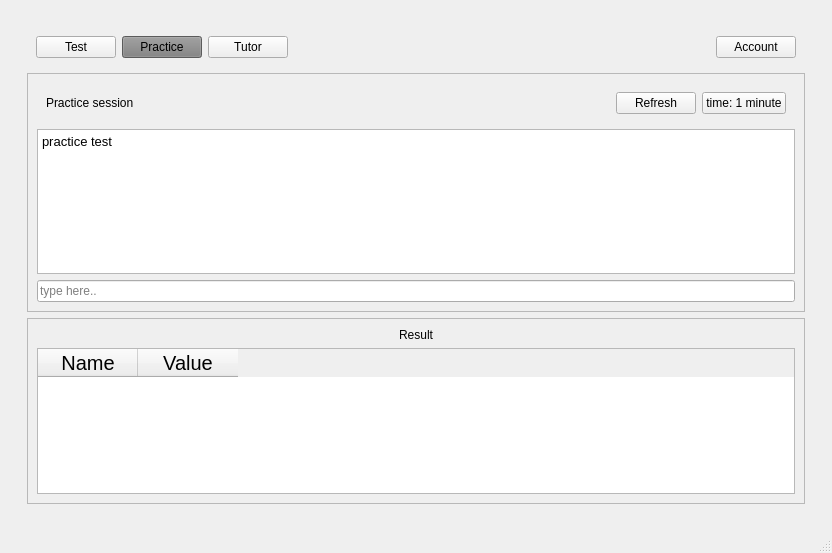
Above: practice.ui from Prakash5209/typing_tutor before the change. Below: the same form after it.
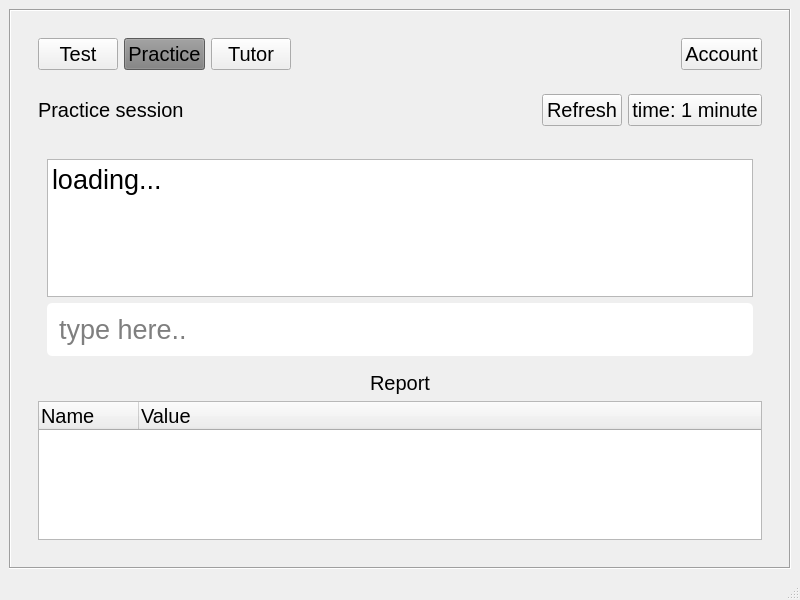
That is the form after the change.

```diff
--- a/practice.ui
+++ b/practice.ui
@@ -6,22 +6,24 @@
    <rect>
     <x>0</x>
     <y>0</y>
-    <width>832</width>
-    <height>553</height>
+    <width>800</width>
+    <height>600</height>
    </rect>
   </property>
   <property name="windowTitle">
    <string>MainWindow</string>
   </property>
   <widget class="QWidget" name="centralwidget">
-   <layout class="QGridLayout" name="gridLayout_2">
+   <layout class="QGridLayout" name="gridLayout">
     <item row="0" column="0">
      <widget class="QScrollArea" name="scrollArea">
+      <property name="font">
+       <font>
+        <pointsize>15</pointsize>
+       </font>
+      </property>
       <property name="frameShape">
-       <enum>QFrame::NoFrame</enum>
-      </property>
-      <property name="frameShadow">
-       <enum>QFrame::Plain</enum>
+       <enum>QFrame::Box</enum>
       </property>
       <property name="widgetResizable">
        <bool>true</bool>
@@ -31,11 +33,11 @@
         <rect>
          <x>0</x>
          <y>0</y>
-         <width>814</width>
-         <height>492</height>
+         <width>778</width>
+         <height>535</height>
         </rect>
        </property>
-       <layout class="QGridLayout" name="gridLayout">
+       <layout class="QGridLayout" name="gridLayout_3">
         <item row="0" column="0">
          <widget class="QFrame" name="frame_2">
           <property name="sizePolicy">
@@ -50,13 +52,158 @@
             <height>450</height>
            </size>
           </property>
+          <property name="font">
+           <font>
+            <pointsize>15</pointsize>
+           </font>
+          </property>
           <property name="frameShape">
            <enum>QFrame::NoFrame</enum>
           </property>
           <property name="frameShadow">
-           <enum>QFrame::Plain</enum>
+           <enum>QFrame::Raised</enum>
           </property>
-          <layout class="QGridLayout" name="gridLayout_4">
+          <layout class="QGridLayout" name="gridLayout_2">
+           <item row="3" column="0">
+            <widget class="QScrollArea" name="scrollArea_2">
+             <property name="font">
+              <font>
+               <pointsize>15</pointsize>
+              </font>
+             </property>
+             <property name="frameShape">
+              <enum>QFrame::NoFrame</enum>
+             </property>
+             <property name="widgetResizable">
+              <bool>true</bool>
+             </property>
+             <widget class="QWidget" name="scrollAreaWidgetContents_3">
+              <property name="geometry">
+               <rect>
+                <x>0</x>
+                <y>0</y>
+                <width>742</width>
+                <height>389</height>
+               </rect>
+              </property>
+              <layout class="QVBoxLayout" name="verticalLayout_2">
+               <item>
+                <widget class="QFrame" name="frame_4">
+                 <property name="font">
+                  <font>
+                   <pointsize>15</pointsize>
+                  </font>
+                 </property>
+                 <property name="frameShape">
+                  <enum>QFrame::NoFrame</enum>
+                 </property>
+                 <property name="frameShadow">
+                  <enum>QFrame::Plain</enum>
+                 </property>
+                 <layout class="QVBoxLayout" name="verticalLayout">
+                  <item>
+                   <widget class="QTextBrowser" name="practiceTextBrowser">
+                    <property name="font">
+                     <font>
+                      <pointsize>15</pointsize>
+                     </font>
+                    </property>
+                    <property name="styleSheet">
+                     <string notr="true"/>
+                    </property>
+                    <property name="markdown">
+                     <string>loading...
+
+</string>
+                    </property>
+                    <property name="html">
+                     <string>&lt;!DOCTYPE HTML PUBLIC &quot;-//W3C//DTD HTML 4.0//EN&quot; &quot;http://www.w3.org/TR/REC-html40/strict.dtd&quot;&gt;
+&lt;html&gt;&lt;head&gt;&lt;meta name=&quot;qrichtext&quot; content=&quot;1&quot; /&gt;&lt;style type=&quot;text/css&quot;&gt;
+p, li { white-space: pre-wrap; }
+&lt;/style&gt;&lt;/head&gt;&lt;body style=&quot; font-family:'Ubuntu'; font-size:15pt; font-weight:400; font-style:normal;&quot;&gt;
+&lt;p style=&quot; margin-top:6px; margin-bottom:6px; margin-left:0px; margin-right:0px; -qt-block-indent:0; text-indent:0px;&quot;&gt;&lt;span style=&quot; font-size:20pt;&quot;&gt;loading...&lt;/span&gt;&lt;/p&gt;&lt;/body&gt;&lt;/html&gt;</string>
+                    </property>
+                    <property name="overwriteMode">
+                     <bool>false</bool>
+                    </property>
+                   </widget>
+                  </item>
+                  <item>
+                   <widget class="QLineEdit" name="lineEdit">
+                    <property name="font">
+                     <font>
+                      <pointsize>20</pointsize>
+                     </font>
+                    </property>
+                    <property name="styleSheet">
+                     <string notr="true">padding:10px;
+border-radius:5px;</string>
+                    </property>
+                    <property name="text">
+                     <string/>
+                    </property>
+                    <property name="placeholderText">
+                     <string>type here..</string>
+                    </property>
+                   </widget>
+                  </item>
+                 </layout>
+                </widget>
+               </item>
+               <item>
+                <widget class="QLabel" name="label_4">
+                 <property name="font">
+                  <font>
+                   <pointsize>15</pointsize>
+                  </font>
+                 </property>
+                 <property name="styleSheet">
+                  <string notr="true"/>
+                 </property>
+                 <property name="text">
+                  <string>Report</string>
+                 </property>
+                 <property name="alignment">
+                  <set>Qt::AlignCenter</set>
+                 </property>
+                </widget>
+               </item>
+               <item>
+                <widget class="QTreeWidget" name="treeWidget">
+                 <property name="font">
+                  <font>
+                   <pointsize>15</pointsize>
+                  </font>
+                 </property>
+                 <property name="styleSheet">
+                  <string notr="true"/>
+                 </property>
+                 <column>
+                  <property name="text">
+                   <string>Name</string>
+                  </property>
+                  <property name="font">
+                   <font>
+                    <pointsize>15</pointsize>
+                   </font>
+                  </property>
+                 </column>
+                 <column>
+                  <property name="text">
+                   <string>Value</string>
+                  </property>
+                  <property name="font">
+                   <font>
+                    <pointsize>15</pointsize>
+                   </font>
+                  </property>
+                 </column>
+                </widget>
+               </item>
+              </layout>
+             </widget>
+            </widget>
+           </item>
            <item row="0" column="0">
             <widget class="QFrame" name="frame">
              <property name="sizePolicy">
@@ -65,6 +212,14 @@
                <verstretch>0</verstretch>
               </sizepolicy>
              </property>
+             <property name="font">
+              <font>
+               <pointsize>15</pointsize>
+              </font>
+             </property>
+             <property name="styleSheet">
+              <string notr="true"/>
+             </property>
              <property name="frameShape">
               <enum>QFrame::NoFrame</enum>
              </property>
@@ -74,6 +229,14 @@
              <layout class="QHBoxLayout" name="horizontalLayout">
               <item>
                <widget class="QPushButton" name="test_button">
+                <property name="font">
+                 <font>
+                  <pointsize>15</pointsize>
+                 </font>
+                </property>
+                <property name="styleSheet">
+                 <string notr="true"/>
+                </property>
                 <property name="text">
                  <string>Test</string>
                 </property>
@@ -84,6 +247,11 @@
               </item>
               <item>
                <widget class="QPushButton" name="pushButton_2">
+                <property name="font">
+                 <font>
+                  <pointsize>15</pointsize>
+                 </font>
+                </property>
                 <property name="styleSheet">
                  <string notr="true">background-color:#7f7f7f;</string>
                 </property>
@@ -94,6 +262,14 @@
               </item>
               <item>
                <widget class="QPushButton" name="pushButton_3">
+                <property name="font">
+                 <font>
+                  <pointsize>15</pointsize>
+                 </font>
+                </property>
+                <property name="styleSheet">
+                 <string notr="true"/>
+                </property>
                 <property name="text">
                  <string>Tutor</string>
                 </property>
@@ -101,6 +277,11 @@
               </item>
               <item>
                <spacer name="horizontalSpacer">
+                <property name="font">
+                 <font>
+                  <pointsize>15</pointsize>
+                 </font>
+                </property>
                 <property name="orientation">
                  <enum>Qt::Horizontal</enum>
                 </property>
@@ -114,6 +295,14 @@
               </item>
               <item>
                <widget class="QPushButton" name="account_btn">
+                <property name="font">
+                 <font>
+                  <pointsize>15</pointsize>
+                 </font>
+                </property>
+                <property name="styleSheet">
+                 <string notr="true"/>
+                </property>
                 <property name="text">
                  <string>Account</string>
                 </property>
@@ -123,134 +312,85 @@
             </widget>
            </item>
            <item row="1" column="0">
-            <widget class="QFrame" name="frame_4">
+            <widget class="QFrame" name="frame_5">
+             <property name="font">
+              <font>
+               <pointsize>15</pointsize>
+              </font>
+             </property>
              <property name="frameShape">
-              <enum>QFrame::StyledPanel</enum>
+              <enum>QFrame::NoFrame</enum>
              </property>
              <property name="frameShadow">
               <enum>QFrame::Raised</enum>
              </property>
-             <layout class="QVBoxLayout" name="verticalLayout">
+             <layout class="QHBoxLayout" name="horizontalLayout_2">
               <item>
-               <widget class="QFrame" name="frame_5">
-                <property name="frameShape">
-                 <enum>QFrame::NoFrame</enum>
+               <widget class="QLabel" name="label_2">
+                <property name="font">
+                 <font>
+                  <pointsize>15</pointsize>
+                 </font>
                 </property>
-                <property name="frameShadow">
-                 <enum>QFrame::Plain</enum>
+                <property name="styleSheet">
+                 <string notr="true"/>
                 </property>
-                <layout class="QHBoxLayout" name="horizontalLayout_2">
-                 <item>
-                  <widget class="QLabel" name="label_2">
-                   <property name="text">
-                    <string>Practice session</string>
-                   </property>
-                  </widget>
-                 </item>
-                 <item>
-                  <spacer name="horizontalSpacer_2">
-                   <property name="orientation">
-                    <enum>Qt::Horizontal</enum>
-                   </property>
-                   <property name="sizeHint" stdset="0">
-                    <size>
-                     <width>453</width>
-                     <height>20</height>
-                    </size>
-                   </property>
-                  </spacer>
-                 </item>
-                 <item>
-                  <widget class="QPushButton" name="practice_refresh">
-                   <property name="text">
-                    <string>Refresh</string>
-                   </property>
-                  </widget>
-                 </item>
-                 <item>
-                  <widget class="QPushButton" name="time_button">
-                   <property name="text">
-                    <string>time: 1 minute</string>
-                   </property>
-                  </widget>
-                 </item>
-                </layout>
+                <property name="text">
+                 <string>Practice session</string>
+                </property>
                </widget>
               </item>
               <item>
-               <widget class="QTextBrowser" name="practiceTextBrowser">
-                <property name="html">
-                 <string>&lt;!DOCTYPE HTML PUBLIC &quot;-//W3C//DTD HTML 4.0//EN&quot; &quot;http://www.w3.org/TR/REC-html40/strict.dtd&quot;&gt;
-&lt;html&gt;&lt;head&gt;&lt;meta name=&quot;qrichtext&quot; content=&quot;1&quot; /&gt;&lt;style type=&quot;text/css&quot;&gt;
-p, li { white-space: pre-wrap; }
-&lt;/style&gt;&lt;/head&gt;&lt;body style=&quot; font-family:'Ubuntu'; font-size:10pt; font-weight:400; font-style:normal;&quot;&gt;
-&lt;p style=&quot; margin-top:0px; margin-bottom:0px; margin-left:0px; margin-right:0px; -qt-block-indent:0; text-indent:0px;&quot;&gt;practice test&lt;/p&gt;&lt;/body&gt;&lt;/html&gt;</string>
+               <spacer name="horizontalSpacer_4">
+                <property name="font">
+                 <font>
+                  <pointsize>15</pointsize>
+                 </font>
                 </property>
+                <property name="orientation">
+                 <enum>Qt::Horizontal</enum>
+                </property>
+                <property name="sizeHint" stdset="0">
+                 <size>
+                  <width>242</width>
+                  <height>20</height>
+                 </size>
+                </property>
+               </spacer>
+              </item>
+              <item>
+               <widget class="QPushButton" name="practice_refresh">
+                <property name="font">
+                 <font>
+                  <pointsize>15</pointsize>
+                 </font>
+                </property>
+                <property name="styleSheet">
+                 <string notr="true"/>
+                </property>
+                <property name="text">
+                 <string>Refresh</string>
+                </property>
                </widget>
               </item>
               <item>
-               <widget class="QLineEdit" name="lineEdit">
-                <property name="placeholderText">
-                 <string>type here..</string>
+               <widget class="QPushButton" name="time_button">
+                <property name="font">
+                 <font>
+                  <pointsize>15</pointsize>
+                 </font>
+                </property>
+                <property name="styleSheet">
+                 <string notr="true"/>
+                </property>
+                <property name="text">
+                 <string>time: 1 minute</string>
                 </property>
                </widget>
               </item>
              </layout>
             </widget>
            </item>
-           <item row="2" column="0">
-            <widget class="QScrollArea" name="scrollArea_2">
-             <property name="widgetResizable">
-              <bool>true</bool>
-             </property>
-             <widget class="QWidget" name="scrollAreaWidgetContents_2">
-              <property name="geometry">
-               <rect>
-                <x>0</x>
-                <y>0</y>
-                <width>776</width>
-                <height>160</height>
-               </rect>
-              </property>
-              <layout class="QGridLayout" name="gridLayout_3">
-               <item row="1" column="0">
-                <widget class="QTableWidget" name="tableWidget">
-                 <column>
-                  <property name="text">
-                   <string>Name</string>
-                  </property>
-                  <property name="font">
-                   <font>
-                    <pointsize>15</pointsize>
-                   </font>
-                  </property>
-                 </column>
-                 <column>
-                  <property name="text">
-                   <string>Value</string>
-                  </property>
-                  <property name="font">
-                   <font>
-                    <pointsize>15</pointsize>
-                   </font>
-                  </property>
-                 </column>
-                </widget>
-               </item>
-               <item row="0" column="0">
-                <widget class="QLabel" name="label">
-                 <property name="text">
-                  <string>Result</string>
-                 </property>
-                 <property name="alignment">
-                  <set>Qt::AlignCenter</set>
-                 </property>
-                </widget>
-               </item>
-              </layout>
-             </widget>
-            </widget>
-           </item>
           </layout>
          </widget>
         </item>
```
Left out of the diff: 2 changed lines with no effect on the pictures.
